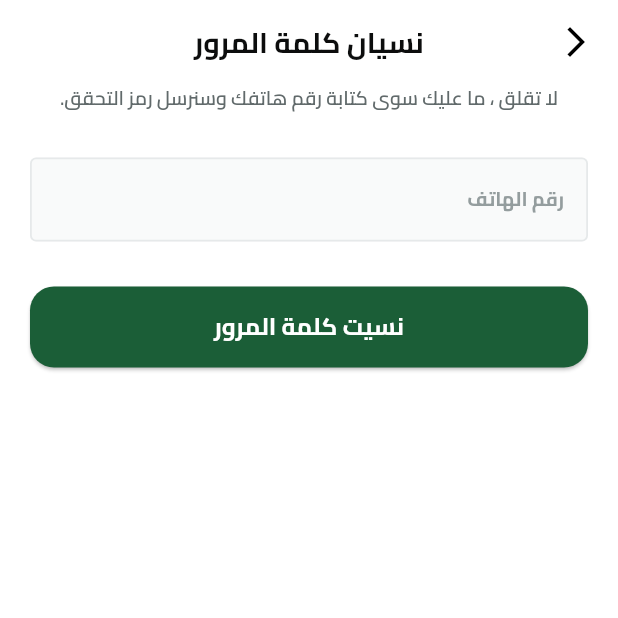
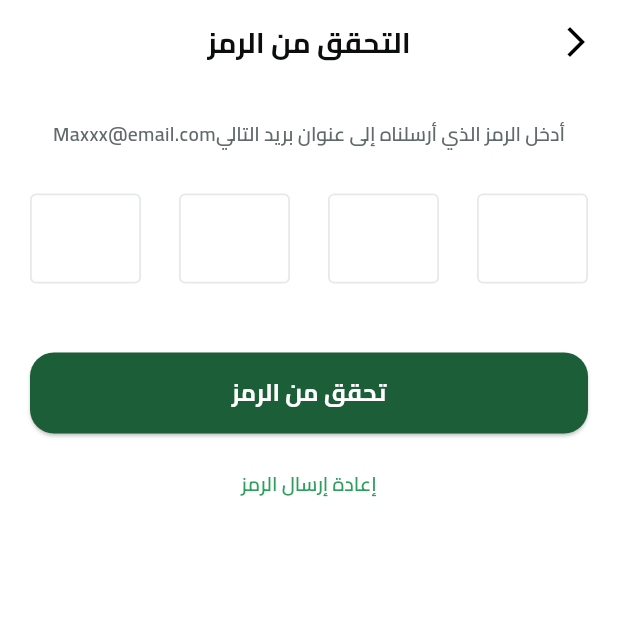
Before and after one commit to mohamed-abdelmaboud1/fruit_hub, a Flutter app: the ForgetPasswordView screen opened by its route, after a tap on "نسيت كلمة المرور", on a phone screen of 412 x 824 dp, the top half of it. Run offline on Flutter 3.47's test engine with Material 3 defaults, Android fonts, the phone set to English and light mode, and no system bars; drawn by our look-alikes of pin_code_fields; our stand-ins replace device_preview, dots_indicator, flutter_hooks, flutter_svg, gap, go_router and 1 more; accounts and stored records are empty.

Commit message:
feat: Add pin_code_fields dependency for verification view

```diff
--- a/lib/core/routing/app_router.dart
+++ b/lib/core/routing/app_router.dart
@@ -1,6 +1,7 @@
 import 'package:fruit_hub/features/auth/ui/view/forget_password_view.dart';
 import 'package:fruit_hub/features/auth/ui/view/login_view.dart';
 import 'package:fruit_hub/features/auth/ui/view/sign_up_view.dart';
+import 'package:fruit_hub/features/auth/ui/view/verification_view.dart';
 import 'package:fruit_hub/features/splash/ui/view/spalsh_view.dart';
 import 'package:go_router/go_router.dart';
 
@@ -12,6 +13,7 @@ class AppRouter {
   static const login = '/login';
   static const signUp = '/signUp';
   static const forgetPasword = '/forgetPasword';
+  static const verification = '/verification';
   static final router = GoRouter(
     routes: [
       GoRoute(
@@ -34,6 +36,10 @@ class AppRouter {
         path: forgetPasword,
         builder: (context, state) => ForgetPasswordView(),
       ),
+      GoRoute(
+        path: verification,
+        builder: (context, state) => VerificationView(),
+      ),
     ],
   );
 }
--- /dev/null
+++ b/lib/features/auth/ui/view/verification_view.dart
@@ -0,0 +1,22 @@
+import 'package:flutter/material.dart';
+import 'package:gap/gap.dart';
+
+import '../../../../core/constants/constant.dart';
+import '../../../../core/utils/app_styles.dart';
+import '../../../../core/widgets/cusotm_text_button.dart';
+import '../../../../core/widgets/custom_app_bar.dart';
+import '../../../../core/widgets/custom_button.dart';
+import '../widgets/verification_pin_fields.dart';
+import '../widgets/verification_view_body.dart';
+
+class VerificationView extends StatelessWidget {
+  const VerificationView({Key? key}) : super(key: key);
+
+  @override
+  Widget build(BuildContext context) {
+    return Scaffold(
+      appBar: CustomAppBar(appBarTitle: 'التحقق من الرمز'),
+      body: VerificationViewBody(),
+    );
+  }
+}
--- a/lib/features/auth/ui/widgets/password_view_body.dart
+++ b/lib/features/auth/ui/widgets/password_view_body.dart
@@ -1,9 +1,11 @@
 import 'package:flutter/material.dart';
 import 'package:fruit_hub/core/constants/constant.dart';
+import 'package:fruit_hub/core/routing/app_router.dart';
 import 'package:fruit_hub/core/widgets/custom_button.dart';
 import 'package:fruit_hub/features/auth/ui/widgets/reset_password_text_field.dart';
 import 'package:fruit_hub/features/auth/ui/widgets/verification_text.dart';
 import 'package:gap/gap.dart';
+import 'package:go_router/go_router.dart';
 
 class PasswordViewBody extends StatelessWidget {
   const PasswordViewBody({
@@ -16,12 +18,15 @@ class PasswordViewBody extends StatelessWidget {
       padding: EdgeInsets.symmetric(horizontal: KHorzintalPadding),
       child: Column(
         children: [
+          Gap(24),
           VerificationText(),
           Gap(30),
           ResetPasswordTextField(),
           Gap(30),
           CustomButton(
-            onPressed: () {},
+            onPressed: () {
+              context.push(AppRouter.verification);
+            },
             text: 'نسيت كلمة المرور',
           ),
         ],
--- /dev/null
+++ b/lib/features/auth/ui/widgets/verification_pin_fields.dart
@@ -0,0 +1,52 @@
+import 'package:flutter/material.dart';
+import 'package:fruit_hub/core/utils/app_colors.dart';
+import 'package:pin_code_fields/pin_code_fields.dart';
+
+class VerificationPinFields extends StatelessWidget {
+  const VerificationPinFields({
+    super.key,
+  });
+
+  @override
+  Widget build(BuildContext context) {
+    return PinCodeTextField(
+      appContext: context,
+      length: 4,
+      obscureText: false,
+      animationType: AnimationType.fade,
+      pinTheme: buildPinTheme(),
+      keyboardType: TextInputType.number,
+      animationDuration: Duration(milliseconds: 300),
+      // errorAnimationController: errorController,
+      // controller: textEditingController,
+      onCompleted: (v) {
+        print("Completed");
+      },
+      onChanged: (value) {
+        print(value);
+      },
+      beforeTextPaste: (text) {
+        print("Allowing to paste $text");
+        //if you return true then it will show the paste confirmation dialog. Otherwise if false, then nothing will happen.
+        //but you can show anything you want here, like your pop up saying wrong paste format or etc
+        return true;
+      },
+    );
+  }
+
+  PinTheme buildPinTheme() {
+    return PinTheme(
+      shape: PinCodeFieldShape.box,
+      borderRadius: BorderRadius.circular(4),
+      fieldHeight: 60,
+      fieldWidth: 74,
+      selectedColor: Color(0xffB0E8C7), // color of pin when it is selected
+
+      activeColor: AppColors.primaryColor.withOpacity(0.8),
+      inactiveColor: Color(0XFFE6E9EA), // color of pin border
+      activeFillColor: const Color(0XFFF9FAFA), // backgroundColor of pin
+      inactiveFillColor: Color(0xFFF9FAFA),
+      borderWidth: 1.2,
+    );
+  }
+}
--- /dev/null
+++ b/lib/features/auth/ui/widgets/verification_view_body.dart
@@ -0,0 +1,43 @@
+import 'package:flutter/material.dart';
+import 'package:fruit_hub/core/constants/constant.dart';
+import 'package:fruit_hub/core/utils/app_styles.dart';
+import 'package:fruit_hub/core/widgets/cusotm_text_button.dart';
+import 'package:fruit_hub/core/widgets/custom_button.dart';
+import 'package:fruit_hub/features/auth/ui/widgets/verification_pin_fields.dart';
+import 'package:gap/gap.dart';
+
+class VerificationViewBody extends StatelessWidget {
+  const VerificationViewBody({
+    super.key,
+  });
+
+  @override
+  Widget build(BuildContext context) {
+    return Padding(
+      padding: EdgeInsets.symmetric(horizontal: KHorzintalPadding),
+      child: Column(
+        children: [
+          Gap(24),
+          Text(
+            'أدخل الرمز الذي أرسلناه إلى عنوان بريد التاليMaxxx@email.com',
+            style: AppStyles.semiBold13.copyWith(
+              color: const Color(0xFF616A6B),
+            ),
+          ),
+          Gap(30),
+          VerificationPinFields(),
+          Gap(30),
+          CustomButton(
+            onPressed: () {},
+            text: 'تحقق من الرمز',
+          ),
+          Gap(24),
+          CusotmTextButton(
+            text: 'إعادة إرسال الرمز',
+            onTap: () {},
+          )
+        ],
+      ),
+    );
+  }
+}
--- a/pubspec.yaml
+++ b/pubspec.yaml
@@ -39,6 +39,7 @@ dependencies:
   flutter_svg: ^2.0.10+1
   gap: ^3.0.1
   go_router: ^14.2.2
+  pin_code_fields: ^8.0.1
   shared_preferences: ^2.3.1
 dev_dependencies:
   flutter_launcher_icons: ^0.13.1
```
Also changed, not shown: pubspec.lock.
